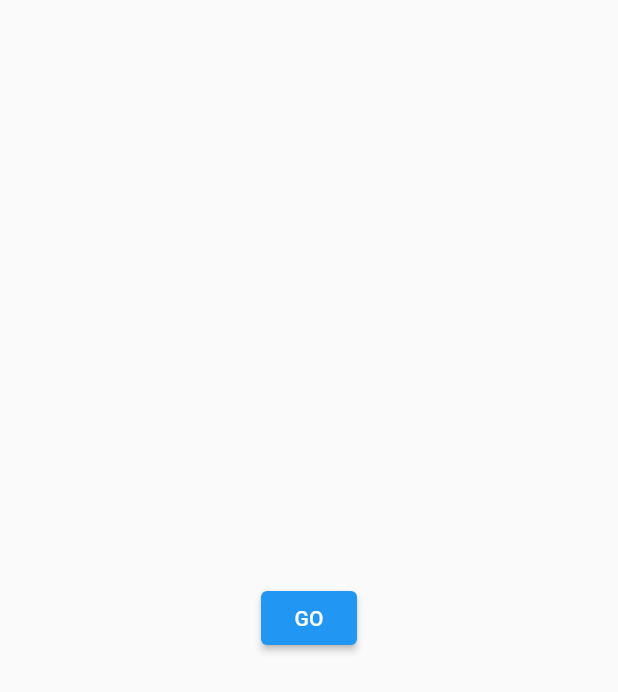
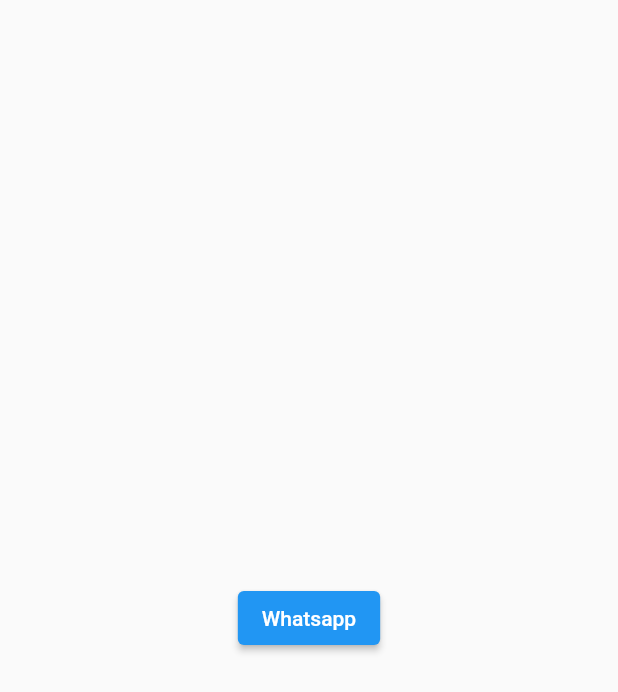
Before and after one commit to AliaaKaram/Flutter_Workshop_Task8, a Flutter app: the screen it shows after launch, on a phone screen of 412 x 824 dp. Shown: the top 692 px of the screen. Run offline on Flutter 3.47's test engine with Material 2 defaults, Android fonts, the phone set to English and light mode, and no system bars; our stand-ins replace go_router.

Commit message:
Second commit

```diff
--- /dev/null
+++ b/lib/Screens/Screen3.dart
@@ -0,0 +1,26 @@
+import 'package:flutter/material.dart';
+import 'package:url_launcher/url_launcher.dart';
+
+
+class Screen3 extends StatelessWidget {
+  const Screen3({Key? key}) : super(key: key);
+
+  @override
+  Widget build(BuildContext context) {
+    return new Scaffold(
+      body: new Center(
+        child: new ElevatedButton(
+          onPressed: _launchURL,
+          child: new Text('Whatsapp'),
+        ),
+      ),
+    );
+  }
+}
+
+_launchURL() async {
+  final Uri url = Uri.parse('https://www.whatsapp.com');
+  if (!await launchUrl(url)) {
+    throw Exception('Could not launch $url');
+  }
+}
--- a/lib/main.dart
+++ b/lib/main.dart
@@ -4,15 +4,19 @@
 
 import 'Screens/Screen1.dart';
 import 'Screens/Screen2.dart';
+import 'Screens/Screen3.dart';
 
 
 GoRouter router = GoRouter(
-    initialLocation: "/Screen1",
+    initialLocation: "/Whatsapp",
     routes: [
   GoRoute(path: "/Screen1", builder: (context,state) => Screen1()),
   GoRoute(path: "/Screen2", builder: (context,state) => Screen2()),
+  GoRoute(path: "/Whatsapp", builder: (context,state) => Screen3()),
 
 ]);
+
+
 
 void main() {
   runApp(
```
